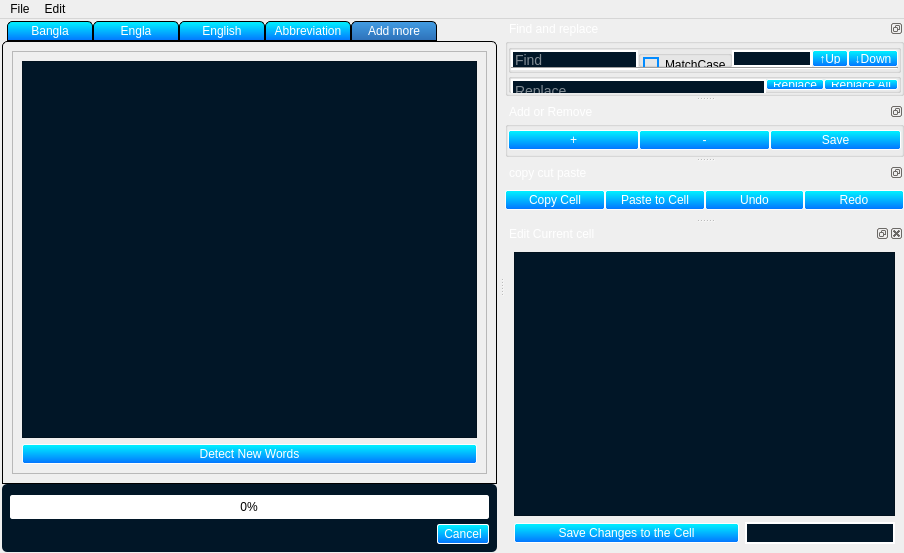
Above: Uis/WordManagerUi.ui from nabil-bot/kontho-2023 before the change. Below: the same form after it.
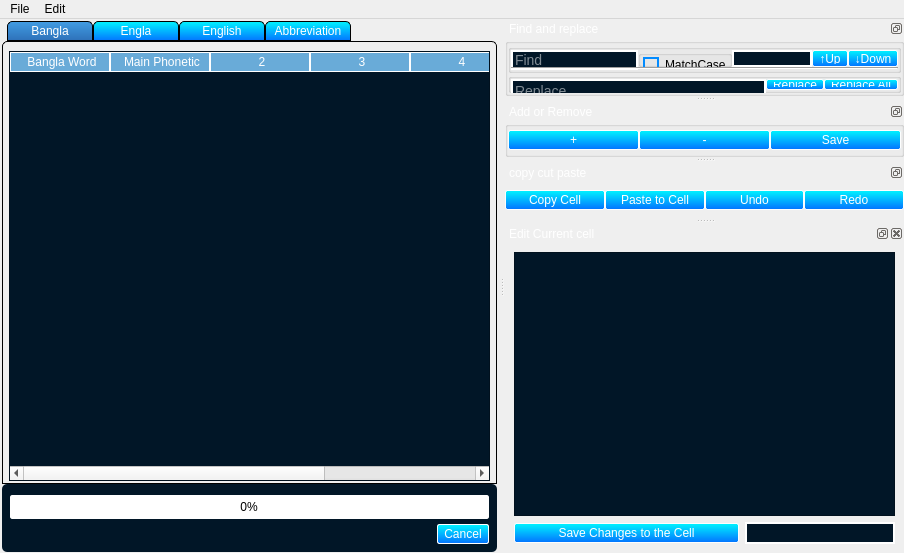
That is the form after the change. The open tabs and pages were chosen to show the change. Icons and pictures are not drawn.

Diff of the .ui file:
```diff
--- a/Uis/WordManagerUi.ui
+++ b/Uis/WordManagerUi.ui
@@ -288,46 +288,6 @@
         </item>
        </layout>
       </widget>
-      <widget class="QWidget" name="tab_5">
-       <attribute name="title">
-        <string>Add more</string>
-       </attribute>
-       <layout class="QGridLayout" name="gridLayout_10">
-        <item row="0" column="0">
-         <widget class="QFrame" name="frame">
-          <property name="frameShape">
-           <enum>QFrame::StyledPanel</enum>
-          </property>
-          <property name="frameShadow">
-           <enum>QFrame::Raised</enum>
-          </property>
-          <layout class="QGridLayout" name="gridLayout_11">
-           <item row="0" column="0">
-            <widget class="QPlainTextEdit" name="plainTextEdit_2">
-             <property name="styleSheet">
-              <string notr="true">color: rgb(255, 255, 255);
-font: 57 11pt &quot;Hind Siliguri Medium&quot;;</string>
-             </property>
-             <property name="plainText">
-              <string/>
-             </property>
-             <property name="placeholderText">
-              <string>paste multiple words or paragraphs here</string>
-             </property>
-            </widget>
-           </item>
-           <item row="1" column="0">
-            <widget class="QPushButton" name="pushButton_3">
-             <property name="text">
-              <string>Detect New Words</string>
-             </property>
-            </widget>
-           </item>
-          </layout>
-         </widget>
-        </item>
-       </layout>
-      </widget>
      </widget>
     </item>
     <item row="1" column="0">
```
